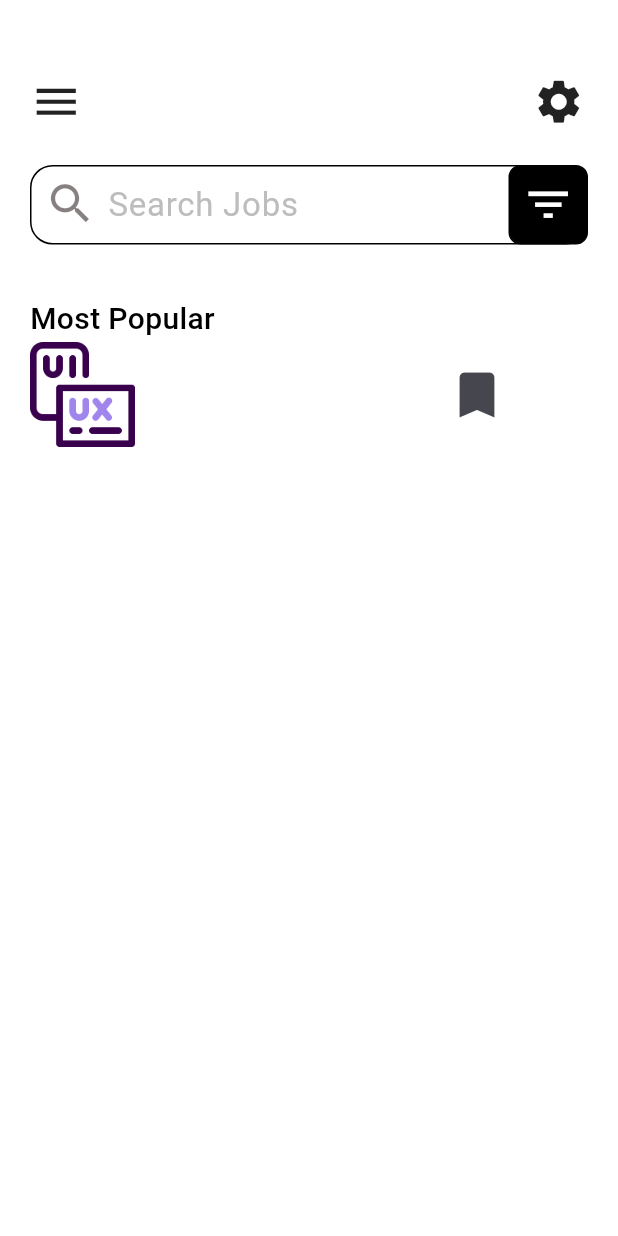
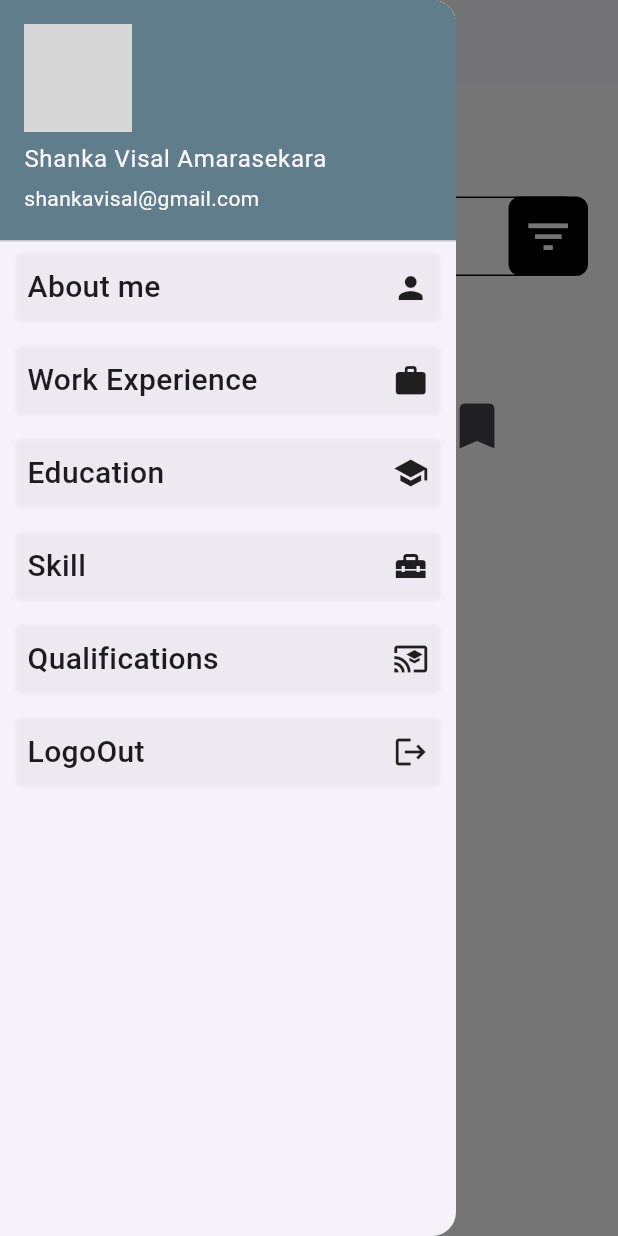
Before and after one commit to Sanuda3088/Madhack, a Flutter app: the screen it shows after launch, with the side drawer open (before the commit the screen has no drawer), on a phone screen of 412 x 824 dp. Run offline on Flutter 3.47's test engine with Material 3 defaults, Android fonts, the phone set to English and light mode, and no system bars; our stand-ins replace carousel_slider, firebase_core; accounts and stored records are empty; network calls fail; grey boxes are pictures that could not be loaded.

Commit message:
drawer of applicant

```diff
--- /dev/null
+++ b/lib/Applicant/components/drawerview.dart
@@ -0,0 +1,138 @@
+import 'package:flutter/material.dart';
+
+import 'Add Eductaion.dart';
+import 'Add Work Experience.dart';
+import 'MyGlobals.dart';
+import 'user info.dart';
+
+class drawermenu extends StatefulWidget {
+  const drawermenu({Key? key}) : super(key: key);
+
+  @override
+  _drawermenuState createState() => _drawermenuState();
+}
+
+class _drawermenuState extends State<drawermenu> {
+  @override
+  Widget build(BuildContext context) {
+    double height = MediaQuery.of(context).size.height;
+    double width = MediaQuery.of(context).size.width;
+
+    return Padding(
+      padding: const EdgeInsets.symmetric(horizontal: 10.0),
+      child: Center(
+        child: Column(
+          crossAxisAlignment: CrossAxisAlignment.start,
+          children: [
+            HeaderMenu(
+              press: () {
+                Navigator.push(context, MaterialPageRoute(builder: (context) => addUserInfo()));
+              },
+              title: "About me",
+              buttonIcon: Icons.person,
+            ),
+            SizedBox(
+              height: height/50,
+            ),
+            HeaderMenu(
+              press: () {
+                Navigator.push(context, MaterialPageRoute(builder: (context)=> addWorkExperience()));
+              },
+              title: "Work Experience",
+              buttonIcon: Icons.work,
+            ),
+            SizedBox(
+              height: height/50,
+            ),
+            HeaderMenu(
+              press: () {
+                Navigator.push(context, MaterialPageRoute(builder: (context)=> addEducation()));
+              },
+              title: "Education",
+              buttonIcon: Icons.school,
+            ),
+            SizedBox(
+              height: height/50,
+            ),
+            HeaderMenu(
+              press: () {
+                // Navigator.push(context,
+                //     MaterialPageRoute(builder: (context) => aboutScreen()));
+                Navigator.pop(context);
+              },
+              title: "Skill",
+              buttonIcon: Icons.home_repair_service,
+            ),
+            SizedBox(
+              height: height/50,
+            ),
+            HeaderMenu(
+              press: () {
+                // Navigator.push(context,
+                //     MaterialPageRoute(builder: (context) => aboutScreen()));
+                Navigator.pop(context);
+              },
+              title: "Qualifications",
+              buttonIcon: Icons.cast_for_education,
+            ),
+            SizedBox(
+              height: height/50,
+            ),
+            HeaderMenu(
+              press: () {
+                Navigator.pop(context);
+              },
+              title: "LogoOut",
+              buttonIcon: Icons.logout,
+            ),
+          ],
+        ),
+      ),
+    );
+  }
+}
+
+class HeaderMenu extends StatelessWidget {
+  const HeaderMenu({
+    Key? key,
+    required this.title,
+    required this.press,
+    required this.buttonIcon,
+  }) : super(key: key);
+  final String title;
+  final VoidCallback press;
+  final IconData buttonIcon;
+  @override
+  Widget build(BuildContext context) {
+    double height = MediaQuery.of(context).size.height;
+    double width = MediaQuery.of(context).size.width;
+    return Container(
+      decoration: BoxDecoration(
+        borderRadius: BorderRadius.circular(5),
+        boxShadow:[
+          BoxShadow(
+            color: Colors.grey.withOpacity(0.1),
+            blurRadius: 1,
+          ),
+        ]
+      ),
+      child: InkWell(
+        onTap: press,
+        child: Padding(
+          padding: EdgeInsets.only(right: width/50,left: width/50, top: height/100, bottom: height/100),
+          child: Row(
+            crossAxisAlignment: CrossAxisAlignment.center,
+            mainAxisAlignment: MainAxisAlignment.spaceBetween,
+            children: [
+              Text(
+                title,
+                style: TextStyle(fontWeight: FontWeight.w500, fontSize: 20),
+              ),
+              Icon(buttonIcon)
+            ],
+          ),
+        ),
+      ),
+    );
+  }
+}
--- a/lib/Applicant/homeScreen.dart
+++ b/lib/Applicant/homeScreen.dart
@@ -3,6 +3,8 @@ import 'package:flutter/material.dart';
 import 'package:flutter/widgets.dart';
 import 'package:carousel_slider/carousel_controller.dart';
 import 'package:carousel_slider/carousel_slider.dart';
+
+import 'components/drawerview.dart';
 
 class HomeScreen extends StatefulWidget {
   const HomeScreen({super.key});
@@ -15,26 +17,55 @@ class _HomeScreenState extends State<HomeScreen> {
   @override
   Widget build(BuildContext context) {
     return Scaffold(
+      appBar: AppBar(),
+      drawer: Drawer(
+        child: ListView(
+          padding: EdgeInsets.zero,
+          children: [
+            UserAccountsDrawerHeader(
+              accountName: Text("Shanka Visal Amarasekara"),
+              accountEmail: Text("shankavisal@gmail.com"),
+              currentAccountPicture: CircleAvatar(
+                backgroundImage: NetworkImage(
+                    "https://lh3.googleusercontent.com/a/ACg8ocJ13rhrBpbk1rPNom7VDhUg-8I_SUTQ2UtTGhomswUHG-U=s360-c-no"),
+              ),
+              decoration: BoxDecoration(
+                  color: Colors.blueGrey
+              ),
+            ),
+            // DrawerHeader(
+            //     child: CircleAvatar(
+            //       backgroundImage: NetworkImage(
+            //           "https://lh3.googleusercontent.com/a/ACg8ocJ13rhrBpbk1rPNom7VDhUg-8I_SUTQ2UtTGhomswUHG-U=s360-c-no"),
+            //     ),
+            //   decoration: BoxDecoration(
+            //       color: Colors.blueGrey
+            //   ),
+            // ),
+            drawermenu()
+          ],
+        ),
+      ),
       body: Container(
         padding: const EdgeInsets.only(top: 50, left: 20, right: 20),
         color: Colors.white,
         child: ListView(
           children: [
-            const Row(
-              children: [
-                Icon(
-                  Icons.menu,
-                  size: 35,
-                ),
-                SizedBox(
-                  width: 300,
-                ),
-                Icon(
-                  Icons.settings,
-                  size: 35,
-                ),
-              ],
-            ),
+            // const Row(
+            //   children: [
+            //     Icon(
+            //       Icons.menu,
+            //       size: 35,
+            //     ),
+            //     SizedBox(
+            //       width: 300,
+            //     ),
+            //     Icon(
+            //       Icons.settings,
+            //       size: 35,
+            //     ),
+            //   ],
+            // ),
             // Search Bar
             Padding(
               padding: const EdgeInsets.only(top: 25, bottom: 35),
```
Also changed, not shown: lib/Applicant/components/Add Eductaion.dart (added, +167 -0 lines), lib/Applicant/components/Add Work Experience.dart (added, +171 -0 lines), lib/Applicant/components/MyGlobals.dart (added, +14 -0 lines), lib/Applicant/components/user info.dart (added, +109 -0 lines), lib/Applicant/components/userInfo Component.dart (added, +38 -0 lines).
